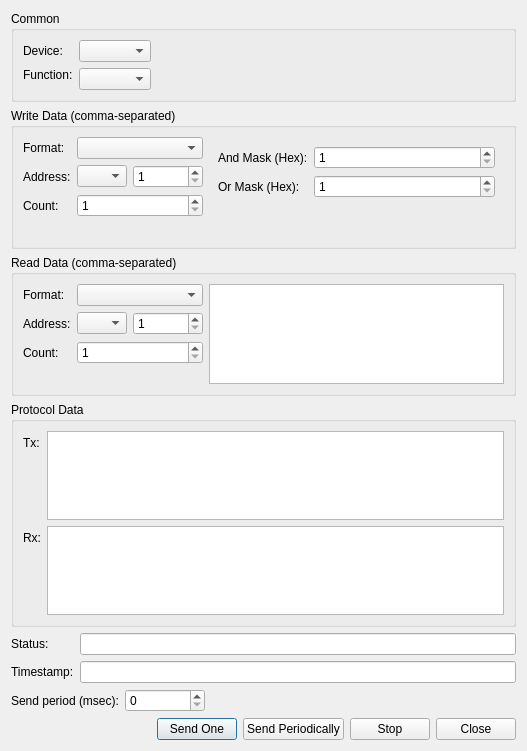
Old version of the form src/client/gui/sendmessage/client_sendmessageui.ui in the repository serhmarch/ModbusTools.
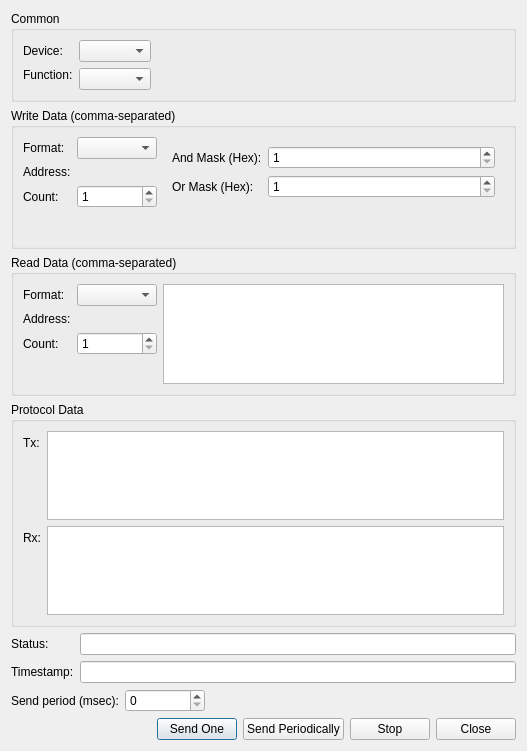
New version of the form.

Commit message: Added IEC61131-Hex item address type

Patch:
```diff
--- a/src/client/gui/sendmessage/client_sendmessageui.ui
+++ b/src/client/gui/sendmessage/client_sendmessageui.ui
@@ -77,42 +77,6 @@
           </property>
          </widget>
         </item>
-        <item row="1" column="1">
-         <layout class="QHBoxLayout" name="horizontalLayout_9" stretch="0,1">
-          <item>
-           <widget class="QComboBox" name="cmbWriteAdrType">
-            <property name="sizePolicy">
-             <sizepolicy hsizetype="Minimum" vsizetype="Fixed">
-              <horstretch>0</horstretch>
-              <verstretch>0</verstretch>
-             </sizepolicy>
-            </property>
-            <property name="maximumSize">
-             <size>
-              <width>50</width>
-              <height>16777215</height>
-             </size>
-            </property>
-           </widget>
-          </item>
-          <item>
-           <widget class="QSpinBox" name="spWriteAddress">
-            <property name="minimumSize">
-             <size>
-              <width>70</width>
-              <height>0</height>
-             </size>
-            </property>
-            <property name="minimum">
-             <number>1</number>
-            </property>
-            <property name="maximum">
-             <number>65536</number>
-            </property>
-           </widget>
-          </item>
-         </layout>
-        </item>
         <item row="2" column="0">
          <widget class="QLabel" name="label_22">
           <property name="text">
@@ -258,42 +222,6 @@
           </property>
          </widget>
         </item>
-        <item row="1" column="1">
-         <layout class="QHBoxLayout" name="horizontalLayout_8" stretch="0,1">
-          <item>
-           <widget class="QComboBox" name="cmbReadAdrType">
-            <property name="sizePolicy">
-             <sizepolicy hsizetype="Minimum" vsizetype="Fixed">
-              <horstretch>0</horstretch>
-              <verstretch>0</verstretch>
-             </sizepolicy>
-            </property>
-            <property name="maximumSize">
-             <size>
-              <width>50</width>
-              <height>16777215</height>
-             </size>
-            </property>
-           </widget>
-          </item>
-          <item>
-           <widget class="QSpinBox" name="spReadAddress">
-            <property name="minimumSize">
-             <size>
-              <width>70</width>
-              <height>0</height>
-             </size>
-            </property>
-            <property name="minimum">
-             <number>1</number>
-            </property>
-            <property name="maximum">
-             <number>65536</number>
-            </property>
-           </widget>
-          </item>
-         </layout>
-        </item>
         <item row="2" column="0">
          <widget class="QLabel" name="label_17">
           <property name="text">
```
Left out of the diff: 4 changed lines with no effect on the pictures. The commit also changes 25 other files.
